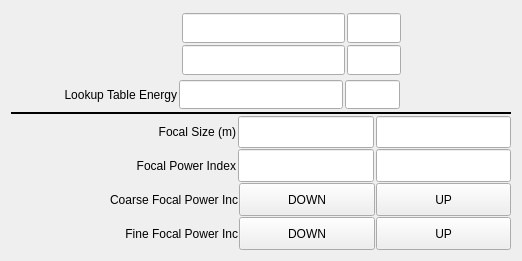
The window that 100idPyCRLApp/op/ui/pydev_transfocator_inset_2x.ui (BCDA-APS/pydeviceCRL) describes before a commit, drawn with Qt 5.
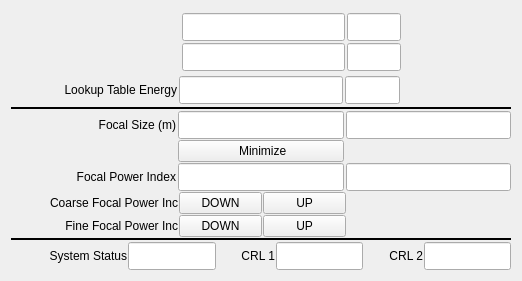
The same window after the commit. Custom widgets are drawn as their Qt base class.

```diff
--- a/100idPyCRLApp/op/ui/pydev_transfocator_inset_2x.ui
+++ b/100idPyCRLApp/op/ui/pydev_transfocator_inset_2x.ui
@@ -15,7 +15,7 @@
   </property>
   <layout class="QVBoxLayout" name="verticalLayout_3">
    <item>
-    <layout class="QVBoxLayout" name="verticalLayout" stretch="2,1,1,1,1,1,1">
+    <layout class="QVBoxLayout" name="verticalLayout" stretch="2,1,1,1,1,1,1,1,1,1">
      <property name="spacing">
       <number>1</number>
      </property>
@@ -473,7 +473,7 @@
       </widget>
      </item>
      <item>
-      <layout class="QHBoxLayout" name="horizontalLayout_4" stretch="5,3,3">
+      <layout class="QHBoxLayout" name="horizontalLayout_4" stretch="1,1,1">
        <property name="spacing">
         <number>2</number>
        </property>
@@ -584,7 +584,69 @@
       </layout>
      </item>
      <item>
-      <layout class="QHBoxLayout" name="horizontalLayout_5" stretch="5,3,3">
+      <layout class="QHBoxLayout" name="horizontalLayout_6" stretch="1,1,1">
+       <property name="topMargin">
+        <number>0</number>
+       </property>
+       <property name="bottomMargin">
+        <number>0</number>
+       </property>
+       <item>
+        <spacer name="horizontalSpacer_5">
+         <property name="orientation">
+          <enum>Qt::Horizontal</enum>
+         </property>
+         <property name="sizeHint" stdset="0">
+          <size>
+           <width>40</width>
+           <height>20</height>
+          </size>
+         </property>
+        </spacer>
+       </item>
+       <item>
+        <widget class="caMessageButton" name="camessagebutton_5">
+         <property name="sizePolicy">
+          <sizepolicy hsizetype="Minimum" vsizetype="Expanding">
+           <horstretch>0</horstretch>
+           <verstretch>0</verstretch>
+          </sizepolicy>
+         </property>
+         <property name="text">
+          <string> Minimize</string>
+         </property>
+         <property name="channel" stdset="0">
+          <string notr="true">$(P)$(CRL):minimizeFsize.PROC</string>
+         </property>
+         <property name="background">
+          <color>
+           <red>115</red>
+           <green>223</green>
+           <blue>255</blue>
+          </color>
+         </property>
+         <property name="pressMessage">
+          <string notr="true">1</string>
+         </property>
+        </widget>
+       </item>
+       <item>
+        <spacer name="horizontalSpacer_4">
+         <property name="orientation">
+          <enum>Qt::Horizontal</enum>
+         </property>
+         <property name="sizeHint" stdset="0">
+          <size>
+           <width>40</width>
+           <height>20</height>
+          </size>
+         </property>
+        </spacer>
+       </item>
+      </layout>
+     </item>
+     <item>
+      <layout class="QHBoxLayout" name="horizontalLayout_5" stretch="1,1,1">
        <property name="spacing">
         <number>2</number>
        </property>
@@ -695,7 +757,7 @@
       </layout>
      </item>
      <item>
-      <layout class="QHBoxLayout" name="horizontalLayout_10" stretch="5,3,3">
+      <layout class="QHBoxLayout" name="horizontalLayout_10" stretch="2,1,1,2">
        <property name="leftMargin">
         <number>2</number>
        </property>
@@ -770,10 +832,23 @@
          </property>
         </widget>
        </item>
+       <item>
+        <spacer name="horizontalSpacer_2">
+         <property name="orientation">
+          <enum>Qt::Horizontal</enum>
+         </property>
+         <property name="sizeHint" stdset="0">
+          <size>
+           <width>40</width>
+           <height>20</height>
+          </size>
+         </property>
+        </spacer>
+       </item>
       </layout>
      </item>
      <item>
-      <layout class="QHBoxLayout" name="horizontalLayout_11" stretch="5,3,3">
+      <layout class="QHBoxLayout" name="horizontalLayout_11" stretch="2,1,1,2">
        <property name="leftMargin">
         <number>2</number>
        </property>
@@ -845,6 +920,222 @@
          </property>
          <property name="pressMessage">
           <string notr="true">1</string>
+         </property>
+        </widget>
+       </item>
+       <item>
+        <spacer name="horizontalSpacer">
+         <property name="orientation">
+          <enum>Qt::Horizontal</enum>
+         </property>
+         <property name="sizeHint" stdset="0">
+          <size>
+           <width>40</width>
+           <height>20</height>
+          </size>
+         </property>
+        </spacer>
+       </item>
+      </layout>
+     </item>
+     <item>
+      <widget class="Line" name="line_3">
+       <property name="frameShadow">
+        <enum>QFrame::Plain</enum>
+       </property>
+       <property name="lineWidth">
+        <number>2</number>
+       </property>
+       <property name="orientation">
+        <enum>Qt::Horizontal</enum>
+       </property>
+      </widget>
+     </item>
+     <item>
+      <layout class="QHBoxLayout" name="horizontalLayout" stretch="4,3,2,3,2,3">
+       <property name="topMargin">
+        <number>0</number>
+       </property>
+       <property name="bottomMargin">
+        <number>0</number>
+       </property>
+       <item>
+        <widget class="caLabel" name="calabel_20">
+         <property name="text">
+          <string>System Status</string>
+         </property>
+         <property name="alignment">
+          <set>Qt::AlignRight|Qt::AlignTrailing|Qt::AlignVCenter</set>
+         </property>
+         <property name="fontScaleMode">
+          <enum>ESimpleLabel::WidthAndHeight</enum>
+         </property>
+        </widget>
+       </item>
+       <item>
+        <widget class="caLineEdit" name="caLineEdit_14">
+         <property name="sizePolicy">
+          <sizepolicy hsizetype="Expanding" vsizetype="Expanding">
+           <horstretch>0</horstretch>
+           <verstretch>0</verstretch>
+          </sizepolicy>
+         </property>
+         <property name="font">
+          <font>
+           <pointsize>13</pointsize>
+          </font>
+         </property>
+         <property name="text">
+          <string/>
+         </property>
+         <property name="alignment">
+          <set>Qt::AlignRight|Qt::AlignTrailing|Qt::AlignVCenter</set>
+         </property>
+         <property name="channel" stdset="0">
+          <string notr="true">$(P)$(CRL):sysBusy</string>
+         </property>
+         <property name="foreground">
+          <color>
+           <red>10</red>
+           <green>0</green>
+           <blue>184</blue>
+          </color>
+         </property>
+         <property name="background">
+          <color>
+           <red>200</red>
+           <green>200</green>
+           <blue>200</blue>
+          </color>
+         </property>
+         <property name="colorMode">
+          <enum>caLineEdit::Static</enum>
+         </property>
+         <property name="precision">
+          <number>3</number>
+         </property>
+         <property name="fontScaleMode" stdset="0">
+          <enum>caLineEdit::None</enum>
+         </property>
+        </widget>
+       </item>
+       <item>
+        <widget class="caLabel" name="calabel_22">
+         <property name="text">
+          <string>CRL 1</string>
+         </property>
+         <property name="alignment">
+          <set>Qt::AlignRight|Qt::AlignTrailing|Qt::AlignVCenter</set>
+         </property>
+         <property name="fontScaleMode">
+          <enum>ESimpleLabel::WidthAndHeight</enum>
+         </property>
+        </widget>
+       </item>
+       <item>
+        <widget class="caLineEdit" name="caLineEdit_17">
+         <property name="sizePolicy">
+          <sizepolicy hsizetype="Expanding" vsizetype="Expanding">
+           <horstretch>0</horstretch>
+           <verstretch>0</verstretch>
+          </sizepolicy>
+         </property>
+         <property name="font">
+          <font>
+           <pointsize>13</pointsize>
+          </font>
+         </property>
+         <property name="text">
+          <string/>
+         </property>
+         <property name="alignment">
+          <set>Qt::AlignRight|Qt::AlignTrailing|Qt::AlignVCenter</set>
+         </property>
+         <property name="channel" stdset="0">
+          <string notr="true">$(P)$(CRL):1:crlBusy</string>
+         </property>
+         <property name="foreground">
+          <color>
+           <red>10</red>
+           <green>0</green>
+           <blue>184</blue>
+          </color>
+         </property>
+         <property name="background">
+          <color>
+           <red>200</red>
+           <green>200</green>
+           <blue>200</blue>
+          </color>
+         </property>
+         <property name="colorMode">
+          <enum>caLineEdit::Static</enum>
+         </property>
+         <property name="precision">
+          <number>3</number>
+         </property>
+         <property name="fontScaleMode" stdset="0">
+          <enum>caLineEdit::None</enum>
+         </property>
+        </widget>
+       </item>
+       <item>
+        <widget class="caLabel" name="calabel_23">
+         <property name="text">
+          <string>CRL 2</string>
+         </property>
+         <property name="alignment">
+          <set>Qt::AlignRight|Qt::AlignTrailing|Qt::AlignVCenter</set>
+         </property>
+         <property name="fontScaleMode">
+          <enum>ESimpleLabel::WidthAndHeight</enum>
+         </property>
+        </widget>
+       </item>
+       <item>
+        <widget class="caLineEdit" name="caLineEdit_20">
+         <property name="sizePolicy">
+          <sizepolicy hsizetype="Expanding" vsizetype="Expanding">
+           <horstretch>0</horstretch>
+           <verstretch>0</verstretch>
+          </sizepolicy>
+         </property>
+         <property name="font">
+          <font>
+           <pointsize>13</pointsize>
+          </font>
+         </property>
+         <property name="text">
+          <string/>
+         </property>
+         <property name="alignment">
+          <set>Qt::AlignRight|Qt::AlignTrailing|Qt::AlignVCenter</set>
+         </property>
+         <property name="channel" stdset="0">
+          <string notr="true">$(P)$(CRL):2:crlBusy</string>
+         </property>
+         <property name="foreground">
+          <color>
+           <red>10</red>
+           <green>0</green>
+           <blue>184</blue>
+          </color>
+         </property>
+         <property name="background">
+          <color>
+           <red>200</red>
+           <green>200</green>
+           <blue>200</blue>
+          </color>
+         </property>
+         <property name="colorMode">
+          <enum>caLineEdit::Static</enum>
+         </property>
+         <property name="precision">
+          <number>3</number>
+         </property>
+         <property name="fontScaleMode" stdset="0">
+          <enum>caLineEdit::None</enum>
          </property>
         </widget>
        </item>
```
